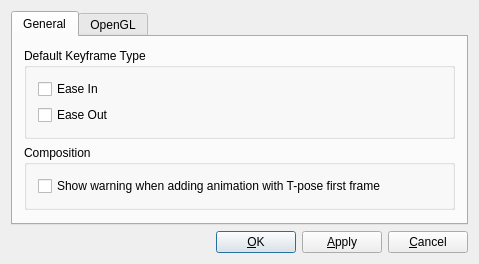
Qt form src/settingsdialogform.ui (tapple/animik) before a commit.
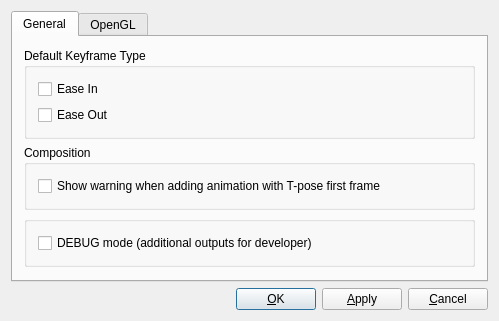
The same form after that commit.

What changed in the file:
```diff
--- a/src/settingsdialogform.ui
+++ b/src/settingsdialogform.ui
@@ -9,8 +9,8 @@
    <rect>
     <x>0</x>
     <y>0</y>
-    <width>479</width>
-    <height>240</height>
+    <width>499</width>
+    <height>307</height>
    </rect>
   </property>
   <property name="windowTitle">
@@ -96,6 +96,22 @@
          </layout>
         </widget>
        </item>
+       <item>
+        <widget class="QGroupBox" name="groupBox_2">
+         <property name="title">
+          <string/>
+         </property>
+         <layout class="QVBoxLayout" name="verticalLayout_2">
+          <item>
+           <widget class="QCheckBox" name="debugCheckBox">
+            <property name="text">
+             <string>DEBUG mode (additional outputs for developer)</string>
+            </property>
+           </widget>
+          </item>
+         </layout>
+        </widget>
+       </item>
        <item>
         <spacer>
          <property name="orientation">
```
